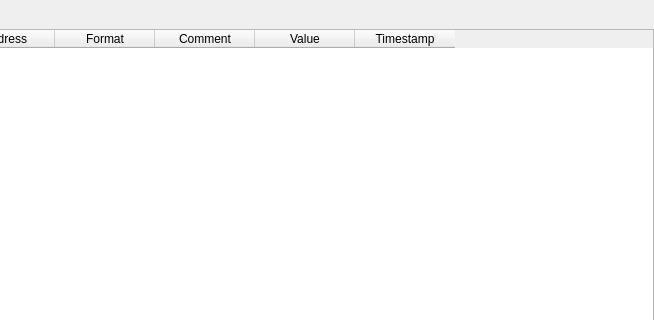
Above: src/formregistermapview.ui from sanny32/OpenModSim before the change; both pictures show x 246 to 900 and y 0 to 320 of the 900 by 480 pixel window. Below: the same form after it.
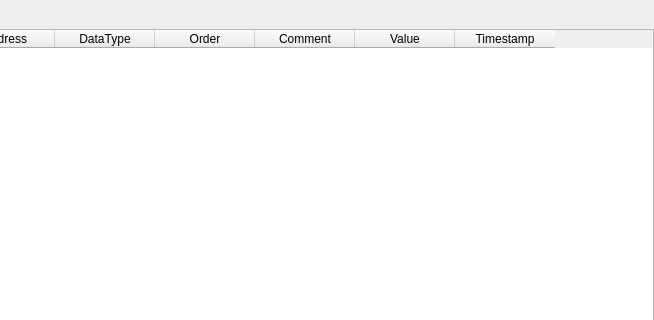
That is the form after the change. Icons and pictures are not drawn.

Commit message: refact: Added RegisterOrder enum

Diff of the .ui file:
```diff
--- a/src/formregistermapview.ui
+++ b/src/formregistermapview.ui
@@ -74,7 +74,12 @@
      </column>
      <column>
       <property name="text">
-       <string>Format</string>
+       <string>DataType</string>
+      </property>
+     </column>
+     <column>
+      <property name="text">
+       <string>Order</string>
       </property>
      </column>
      <column>
```
The commit also changes 37 other files.
